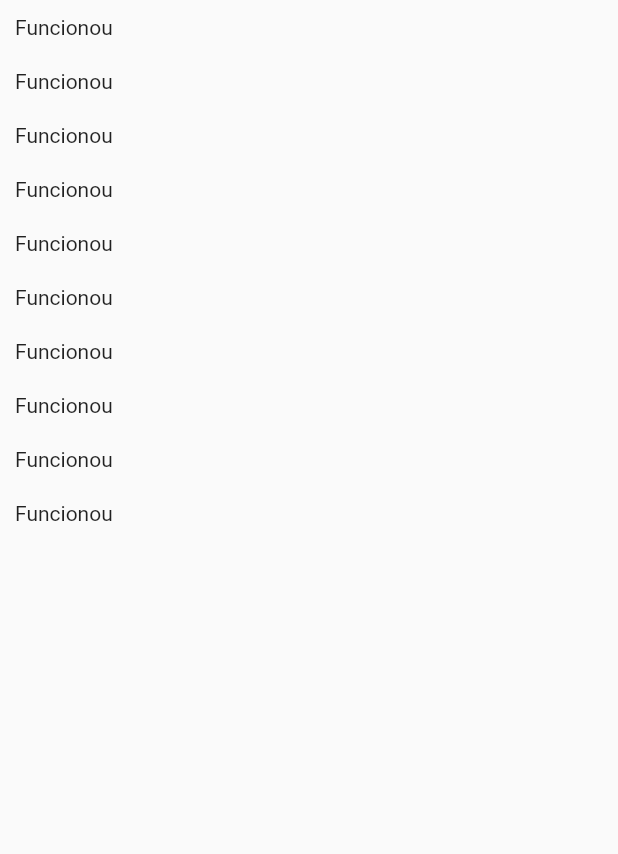
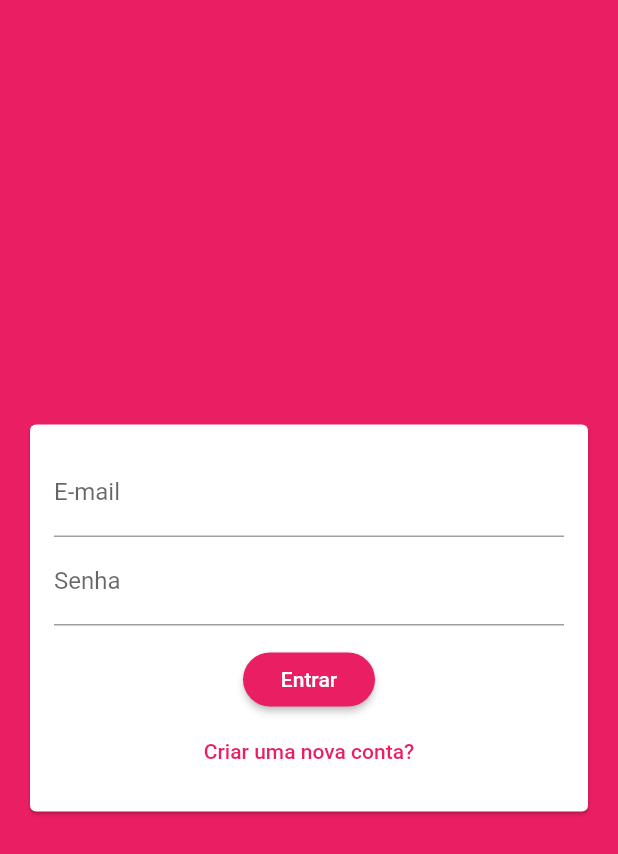
Before and after one commit to juniorstaudt/chat-flutter, a Flutter app: the screen it shows after launch, on a phone screen of 412 x 824 dp. Shown: the top 854 px of the screen. Run offline on Flutter 3.47's test engine with Material 2 defaults, Android fonts, the phone set to English and light mode, and no system bars; our stand-ins replace cloud_firestore, firebase_auth, firebase_core, firebase_storage, image_picker; accounts and stored records are empty.

Commit message:
Criacção dos demais widgets.

```diff
--- a/lib/main.dart
+++ b/lib/main.dart
@@ -1,6 +1,8 @@
+import 'package:chat_fiap_19mob/screens/auth_screen.dart';
+import 'package:chat_fiap_19mob/screens/chat_screen.dart';
+import 'package:firebase_auth/firebase_auth.dart';
+import 'package:firebase_core/firebase_core.dart';
 import 'package:flutter/material.dart';
-
-import 'screens/chat_screen.dart';
 
 void main() {
   runApp(MyApp());
@@ -9,13 +11,39 @@ void main() {
 class MyApp extends StatelessWidget {
   @override
   Widget build(BuildContext context) {
-    return MaterialApp(
-      title: 'Flutter Demo',
-      theme: ThemeData(
-        primarySwatch: Colors.blue,
-        visualDensity: VisualDensity.adaptivePlatformDensity,
-      ),
-      home: ChatScreen(),
+    final Future<FirebaseApp> _init = Firebase.initializeApp();
+
+    return FutureBuilder(
+      future: _init,
+      builder: (ctx, appSnapshot) {
+        return MaterialApp(
+          title: 'Flutter Chat',
+          theme: ThemeData(
+            primarySwatch: Colors.pink,
+            backgroundColor: Colors.pink,
+            accentColor: Colors.deepPurple,
+            accentColorBrightness: Brightness.dark,
+            buttonTheme: ButtonTheme.of(context).copyWith(
+              buttonColor: Colors.pink,
+              textTheme: ButtonTextTheme.primary,
+              shape: RoundedRectangleBorder(
+                borderRadius: BorderRadius.circular(20),
+              ),
+            ),
+            visualDensity: VisualDensity.adaptivePlatformDensity,
+          ),
+          home: StreamBuilder(
+            stream: FirebaseAuth.instance.authStateChanges(),
+            builder: (ctx, userSnapshot) {
+              if (userSnapshot.hasData) {
+                return ChatScreen();
+              } else {
+                return AuthScreen();
+              }
+            },
+          ),
+        );
+      },
     );
   }
 }
--- /dev/null
+++ b/lib/models/auth_data.dart
@@ -0,0 +1,26 @@
+import 'dart:io';
+
+enum AuthMode {
+  LOGIN,
+  SIGNUP,
+}
+
+class AuthData {
+  String name;
+  String email;
+  String password;
+  File image;
+  AuthMode _mode = AuthMode.LOGIN;
+
+  bool get isSignup {
+    return _mode == AuthMode.SIGNUP;
+  }
+
+  bool get isLogin {
+    return _mode == AuthMode.LOGIN;
+  }
+
+  void toggleMode() {
+    _mode = _mode == AuthMode.LOGIN ? AuthMode.SIGNUP : AuthMode.LOGIN;
+  }
+}
--- /dev/null
+++ b/lib/screens/auth_screen.dart
@@ -0,0 +1,108 @@
+import 'package:chat_fiap_19mob/models/auth_data.dart';
+import 'package:chat_fiap_19mob/widgets/auth_form.dart';
+import 'package:cloud_firestore/cloud_firestore.dart';
+import 'package:firebase_auth/firebase_auth.dart';
+import 'package:firebase_storage/firebase_storage.dart';
+import 'package:flutter/material.dart';
+import 'package:flutter/services.dart';
+
+class AuthScreen extends StatefulWidget {
+  @override
+  _AuthScreenState createState() => _AuthScreenState();
+}
+
+class _AuthScreenState extends State<AuthScreen> {
+  final _auth = FirebaseAuth.instance;
+  final GlobalKey<ScaffoldState> _scaffoldKey = GlobalKey<ScaffoldState>();
+
+  bool _isLoading = false;
+
+  Future<void> _handleSubmit(AuthData authData) async {
+    setState(() {
+      _isLoading = true;
+    });
+
+    UserCredential authResult;
+
+    try {
+      if (authData.isLogin) {
+        authResult = await _auth.signInWithEmailAndPassword(
+          email: authData.email.trim(),
+          password: authData.password,
+        );
+      } else {
+        authResult = await _auth.createUserWithEmailAndPassword(
+          email: authData.email.trim(),
+          password: authData.password,
+        );
+
+        final ref = FirebaseStorage.instance
+            .ref()
+            .child('user_images')
+            .child(authResult.user.uid + '.jpg');
+
+        await ref.putFile(authData.image).onComplete;
+        final url = await ref.getDownloadURL();
+
+        final userData = {
+          'name': authData.name,
+          'email': authData.email,
+          'imageUrl': url,
+        };
+
+        await FirebaseFirestore.instance
+            .collection('users')
+            .doc(authResult.user.uid)
+            .set(userData);
+      }
+    } on PlatformException catch (err) {
+      final msg = err.message ?? 'Ocorreu um erro! Verifique suas credenciais!';
+      _scaffoldKey.currentState.showSnackBar(
+        SnackBar(
+          content: Text(msg),
+          backgroundColor: Theme.of(context).errorColor,
+        ),
+      );
+    } catch (err) {
+      print(err);
+    } finally {
+      setState(() {
+        _isLoading = false;
+      });
+    }
+  }
+
+  @override
+  Widget build(BuildContext context) {
+    return Scaffold(
+      key: _scaffoldKey,
+      backgroundColor: Theme.of(context).primaryColor,
+      body: Center(
+        child: SingleChildScrollView(
+          child: Column(
+            mainAxisSize: MainAxisSize.min,
+            children: <Widget>[
+              Stack(
+                children: <Widget>[
+                  AuthForm(_handleSubmit),
+                  if (_isLoading)
+                    Positioned.fill(
+                      child: Container(
+                        margin: EdgeInsets.all(20),
+                        decoration: BoxDecoration(
+                          color: Color.fromRGBO(0, 0, 0, 0.5),
+                        ),
+                        child: Center(
+                          child: CircularProgressIndicator(),
+                        ),
+                      ),
+                    ),
+                ],
+              ),
+            ],
+          ),
+        ),
+      ),
+    );
+  }
+}
--- /dev/null
+++ b/lib/widgets/auth_form.dart
@@ -0,0 +1,123 @@
+import 'dart:io';
+import 'package:chat_fiap_19mob/models/auth_data.dart';
+import 'package:chat_fiap_19mob/widgets/user_image_picker.dart';
+import 'package:flutter/material.dart';
+
+class AuthForm extends StatefulWidget {
+  final void Function(AuthData authData) onSubmit;
+
+  AuthForm(this.onSubmit);
+
+  @override
+  _AuthFormState createState() => _AuthFormState();
+}
+
+class _AuthFormState extends State<AuthForm> {
+  final GlobalKey<FormState> _formKey = GlobalKey();
+  final AuthData _authData = AuthData();
+
+  _submit() {
+    bool isValid = _formKey.currentState.validate();
+    FocusScope.of(context).unfocus();
+
+    if (_authData.image == null && _authData.isSignup) {
+      Scaffold.of(context).showSnackBar(
+        SnackBar(
+          content: Text('Precisamos da sua foto!'),
+          backgroundColor: Theme.of(context).errorColor,
+        ),
+      );
+      return;
+    }
+
+    if (isValid) {
+      widget.onSubmit(_authData);
+    }
+  }
+
+  void _handlePickedImage(File image) {
+    _authData.image = image;
+  }
+
+  @override
+  Widget build(BuildContext context) {
+    return Center(
+      child: Card(
+        margin: EdgeInsets.all(20),
+        child: SingleChildScrollView(
+          child: Padding(
+            padding: EdgeInsets.all(16),
+            child: Form(
+              key: _formKey,
+              child: Column(
+                children: <Widget>[
+                  if (_authData.isSignup) UserImagePicker(_handlePickedImage),
+                  if (_authData.isSignup)
+                    TextFormField(
+                      key: ValueKey('name'),
+                      decoration: InputDecoration(
+                        labelText: 'Nome',
+                      ),
+                      initialValue: _authData.name,
+                      onChanged: (value) => _authData.name = value,
+                      validator: (value) {
+                        if (value == null || value.trim().length < 4) {
+                          return 'Nome deve ter no mínimo 4 caracteres.';
+                        }
+                        return null;
+                      },
+                    ),
+                  TextFormField(
+                    key: ValueKey('email'),
+                    decoration: InputDecoration(
+                      labelText: 'E-mail',
+                    ),
+                    onChanged: (value) => _authData.email = value,
+                    validator: (value) {
+                      if (value == null || !value.contains('@')) {
+                        return 'Forneça um e-mail válido.';
+                      }
+                      return null;
+                    },
+                  ),
+                  TextFormField(
+                    key: ValueKey('password'),
+                    obscureText: true,
+                    decoration: InputDecoration(
+                      labelText: 'Senha',
+                    ),
+                    onChanged: (value) => _authData.password = value,
+                    validator: (value) {
+                      if (value == null || value.trim().length < 7) {
+                        return 'Nome deve ter no mínimo 7 caracteres.';
+                      }
+                      return null;
+                    },
+                  ),
+                  SizedBox(height: 12),
+                  RaisedButton(
+                    child: Text(_authData.isLogin ? 'Entrar' : 'Cadastrar'),
+                    onPressed: _submit,
+                  ),
+                  FlatButton(
+                    textColor: Theme.of(context).primaryColor,
+                    child: Text(
+                      _authData.isLogin
+                          ? 'Criar uma nova conta?'
+                          : 'Já possui uma conta?',
+                    ),
+                    onPressed: () {
+                      setState(() {
+                        _authData.toggleMode();
+                      });
+                    },
+                  ),
+                ],
+              ),
+            ),
+          ),
+        ),
+      ),
+    );
+  }
+}
--- a/pubspec.yaml
+++ b/pubspec.yaml
@@ -23,6 +23,10 @@ environment:
 dependencies:
   flutter:
     sdk: flutter
+  cloud_firestore: ^0.14.1+3
+  firebase_auth: ^0.18.1+2
+  image_picker: ^0.6.7+7
+  firebase_storage: ^4.0.0
 
 
   # The following adds the Cupertino Icons font to your application.
```
Also changed, not shown: lib/screens/chat_screen.dart (+43 -5 lines), lib/widgets/message_bubble.dart (added, +88 -0 lines), lib/widgets/messages.dart (added, +36 -0 lines), lib/widgets/new_message.dart (added, +56 -0 lines), lib/widgets/user_image_picker.dart (added, +56 -0 lines), pubspec.lock, 20 other files.
